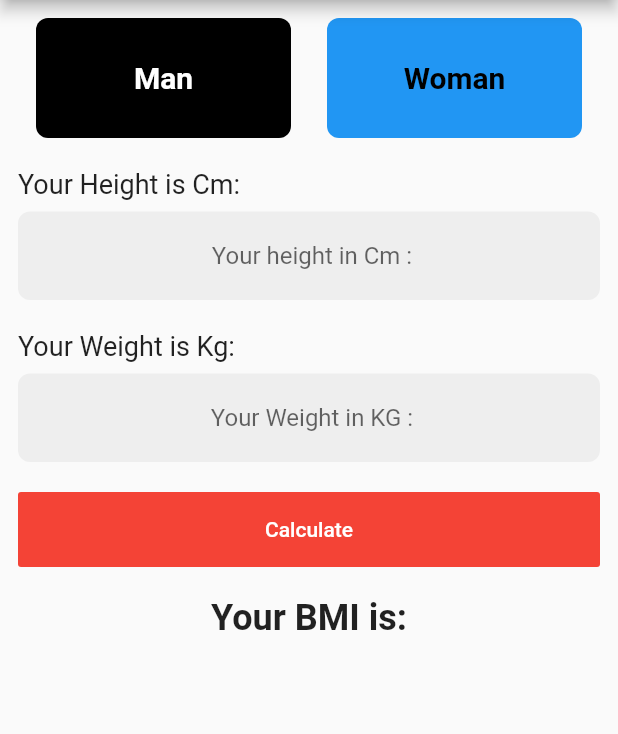
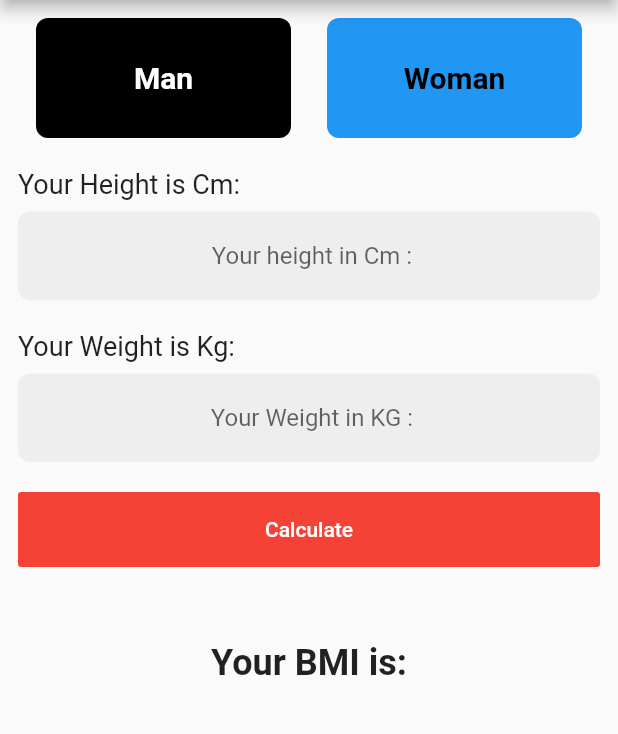
Before and after one commit to bilalahmad9/A-BMI-Calculator-App, a Flutter app: the screen it shows after launch, on a phone screen of 412 x 824 dp, the part 84-818 px from its top. Run offline on Flutter 3.47's test engine with Material 2 defaults, Android fonts, the phone set to English and light mode, and no system bars.

Commit message:
Givinig Space

```diff
--- a/lib/main.dart
+++ b/lib/main.dart
@@ -137,7 +137,7 @@ class _BmiCalculatorState extends State<BmiCalculator> {
                   ),
                 ),
                 SizedBox(
-                  height: 20.0,
+                  height: 50.0,
                 ),
                 Container(
                   width: double.infinity,
```
